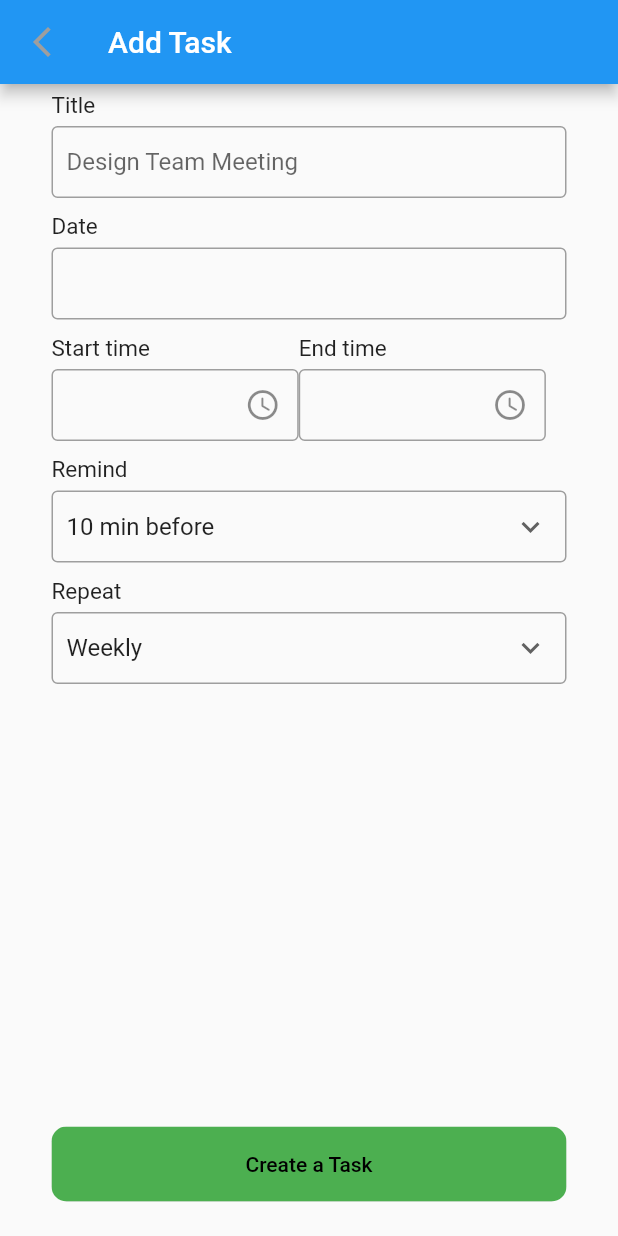
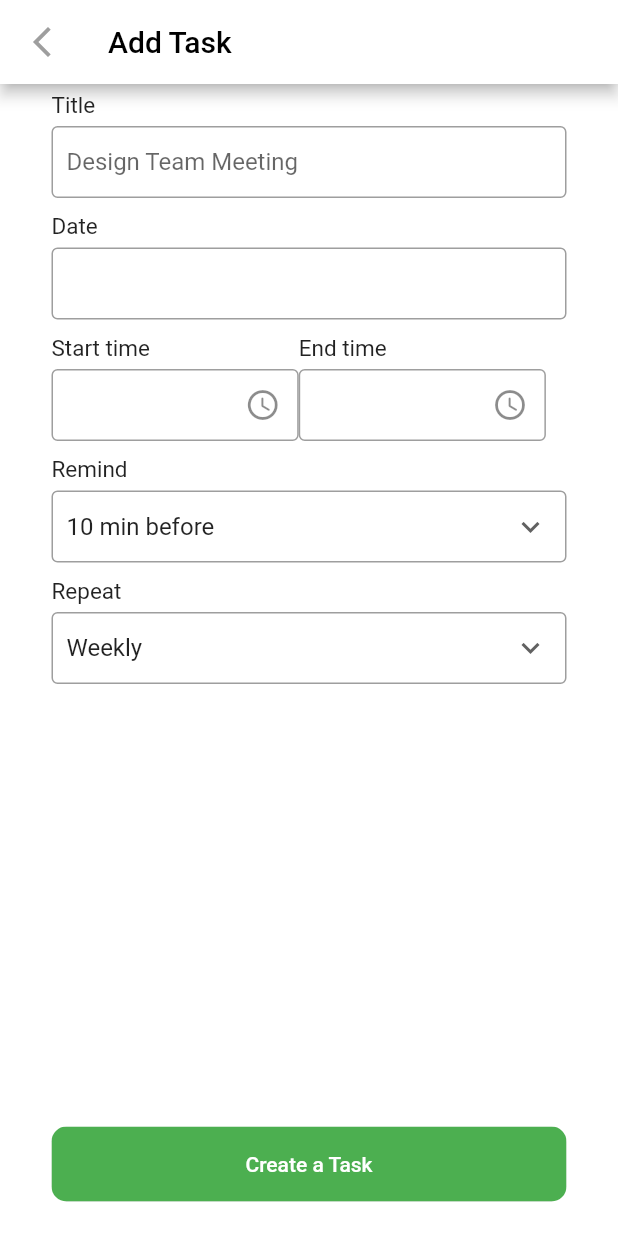
Before and after one commit to Abdelrahmansaeed2/todoapp, a Flutter app: the addtask screen opened directly, on a phone screen of 412 x 824 dp. Run offline on Flutter 3.47's test engine with Material 2 defaults, Android fonts, the phone set to English and light mode, and no system bars; our stand-ins replace bloc, conditional_builder_null_safety, flutter_bloc, sqflite; accounts and stored records are empty.

Commit message:
done changes

```diff
--- a/lib/add task.dart
+++ b/lib/add task.dart
@@ -91,16 +91,21 @@ class _addtaskState extends State<addtask> {
               length: 4 ,
               child: Scaffold(
                 appBar: AppBar(
+                  backgroundColor: Colors.white,
+
                   // Here we take the value from the MyHomePage object that was created by
                   // the App.build method, and use it to set our appbar title.
-                  title: const Text("Add Task"),
+                  title: const Text("Add Task",style: TextStyle(color: Colors.black),),
                   leading: IconButton( icon: const Icon(Icons.arrow_back_ios_new_outlined),color: Colors.grey,  onPressed: () {
                     Navigator.pop(context);
                   },),
 
 
                 ),
-                body: Center(
+                body: Container(
+                  color: Colors.white,
+                  child: Center(
+
                     // Center is a layout widget. It takes a single child and positions it
                     // inC the middle of the parent.
                     child: Column(
@@ -481,11 +486,12 @@ class _addtaskState extends State<addtask> {
 
 
 
+
                                           },
                                           child: Text(
                                             "Create a Task",
                                             style: TextStyle(
-                                            color: Colors.black,
+                                              color: Colors.white,
                                             ),
                                           ),
                                         ),
@@ -507,6 +513,7 @@ class _addtaskState extends State<addtask> {
 
 
                       ],
+                    ),
                   ),
                 ),
 
```
Also changed, not shown: lib/main.dart (+0 -30 lines), lib/screen_a.dart (deleted, +0 -10 lines), lib/screen_b.dart (deleted, +0 -10 lines). Lines whose indentation alone changed are shown as unchanged.
